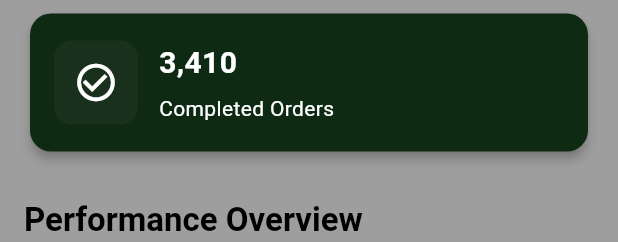
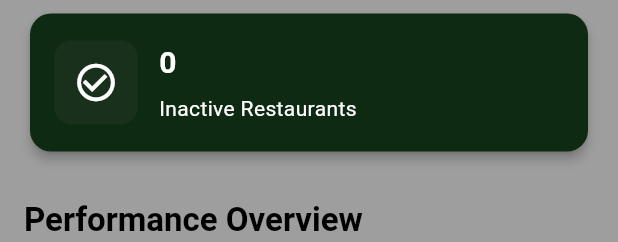
Before and after one commit to DenisIrungu/Food-Fleet, a Flutter app: the DashboardOverview widget shown alone on an empty page, opened directly, scrolled down 411 dp, on a phone screen of 412 x 824 dp. Shown: the top 242 px of the screen. Run offline on Flutter 3.47's test engine with Material 3 defaults, Android fonts, the phone set to English and light mode, and no system bars; our stand-ins replace cloud_firestore, firebase_auth, firebase_core, firebase_storage, fluttertoast, image_picker; accounts and stored records are empty; network calls fail.

Commit message:
Realtime implentation

```diff
--- a/lib/screens/dashboards/super_admin/dashboard_overview.dart
+++ b/lib/screens/dashboards/super_admin/dashboard_overview.dart
@@ -1,6 +1,9 @@
 // lib/screens/super_admin/dashboard_overview.dart
 import 'dart:math';
+import 'package:cloud_firestore/cloud_firestore.dart';
 import 'package:flutter/material.dart';
+import 'package:foodfleet/models/user_model.dart';
+import '/services/database_service.dart'; // Adjust path if needed
 
 class DashboardOverview extends StatelessWidget {
   const DashboardOverview({super.key});
@@ -15,14 +18,6 @@ class DashboardOverview extends StatelessWidget {
     if (size.width > 1200) {
       crossAxisCount = 4;
     } else if (size.width > 900) crossAxisCount = 3;
-
-    // Static summary data (placeholder values)
-    final List<_SummaryItem> items = [
-      _SummaryItem('Total Restaurants', '24', Icons.restaurant),
-      _SummaryItem('Total Customers', '1,420', Icons.people),
-      _SummaryItem('Active Orders', '58', Icons.delivery_dining),
-      _SummaryItem('Completed Orders', '3,410', Icons.check_circle_outline),
-    ];
 
     return SingleChildScrollView(
       padding: const EdgeInsets.all(16),
@@ -50,22 +45,61 @@ class DashboardOverview extends StatelessWidget {
           ),
           const SizedBox(height: 20),
 
-          // Summary cards grid
-          LayoutBuilder(builder: (context, constraints) {
-            // Use GridView.builder inside a fixed-height container would be messy in scroll view;
-            // Use Wrap to get responsive wrapping behaviour
-            final double itemWidth = (constraints.maxWidth - (16 * (crossAxisCount - 1))) / crossAxisCount;
+          // Summary cards grid with real-time Total Restaurants
+          StreamBuilder<QuerySnapshot>(
+            stream: FirebaseFirestore.instance
+                .collection('restaurants')
+                .snapshots(),
+            builder: (context, snapshot) {
+              String totalRestaurants = '0';
+              String activeRestaurants = '0';
+              String inactiveRestaurants = '0';
+
+              if (snapshot.hasData) {
+                final docs = snapshot.data!.docs;
+
+                totalRestaurants = docs.length.toString();
+
+                final activeCount =
+                    docs.where((doc) => doc['status'] == 'active').length;
+
+                final inactiveCount =
+                    docs.where((doc) => doc['status'] == 'inactive').length;
+
+                activeRestaurants = activeCount.toString();
+                inactiveRestaurants = inactiveCount.toString();
+              }
+
+              // Static summary data except for Total Restaurants
+              final List<_SummaryItem> items = [
+                _SummaryItem(
+                    'Total Restaurants', totalRestaurants, Icons.restaurant),
+                _SummaryItem('Total Customers', '1,420', Icons.people),
+                _SummaryItem('Active Restaurants', activeRestaurants,
+                    Icons.delivery_dining),
+                _SummaryItem('Inactive Restaurants', inactiveRestaurants,
+                    Icons.check_circle_outline),
+              ];
+
+              return LayoutBuilder(builder: (context, constraints) {
+                final double itemWidth =
+                    (constraints.maxWidth - (16 * (crossAxisCount - 1))) /
+                        crossAxisCount;
                 return Wrap(
                   spacing: 16,
                   runSpacing: 16,
                   children: items
                       .map((it) => SizedBox(
-                        width: itemWidth < 260 ? constraints.maxWidth : itemWidth,
+                            width: itemWidth < 260
+                                ? constraints.maxWidth
+                                : itemWidth,
                             child: _SummaryCard(item: it),
                           ))
                       .toList(),
                 );
-          }),
+              });
+            },
+          ),
 
           const SizedBox(height: 28),
 
@@ -83,14 +117,19 @@ class DashboardOverview extends StatelessWidget {
           LayoutBuilder(
             builder: (context, constraints) {
               final bool sideBySide = constraints.maxWidth >= 800;
-              final double chartWidth = sideBySide ? (constraints.maxWidth - 16) / 2 : constraints.maxWidth;
+              final double chartWidth = sideBySide
+                  ? (constraints.maxWidth - 16) / 2
+                  : constraints.maxWidth;
               return sideBySide
                   ? Row(
                       crossAxisAlignment: CrossAxisAlignment.start,
                       children: [
-                        SizedBox(width: chartWidth, child: _RestaurantActivityCard()),
+                        SizedBox(
+                            width: chartWidth,
+                            child: _RestaurantActivityCard()),
                         const SizedBox(width: 16),
-                        SizedBox(width: chartWidth, child: _WeeklyCustomersCard()),
+                        SizedBox(
+                            width: chartWidth, child: _WeeklyCustomersCard()),
                       ],
                     )
                   : Column(
@@ -176,20 +215,29 @@ class _SummaryCard extends StatelessWidget {
 /// -------------------- Restaurant Activity Card (Bar Chart) --------------------
 class _RestaurantActivityCard extends StatefulWidget {
   @override
-  State<_RestaurantActivityCard> createState() => _RestaurantActivityCardState();
+  State<_RestaurantActivityCard> createState() =>
+      _RestaurantActivityCardState();
 }
 
-class _RestaurantActivityCardState extends State<_RestaurantActivityCard> with SingleTickerProviderStateMixin {
+class _RestaurantActivityCardState extends State<_RestaurantActivityCard>
+    with SingleTickerProviderStateMixin {
   late AnimationController _controller;
   // Mock data: active vs inactive counts per category (here only one group for simplicity)
-  final List<double> activeData = [8, 10, 9, 12, 11]; // sample active restaurants per day
+  final List<double> activeData = [
+    8,
+    10,
+    9,
+    12,
+    11
+  ]; // sample active restaurants per day
   final List<double> inactiveData = [2, 1, 3, 1, 2]; // sample inactive per day
   final List<String> labels = ['Mon', 'Tue', 'Wed', 'Thu', 'Fri'];
 
   @override
   void initState() {
     super.initState();
-    _controller = AnimationController(vsync: this, duration: const Duration(milliseconds: 900));
+    _controller = AnimationController(
+        vsync: this, duration: const Duration(milliseconds: 900));
     // trigger animation on build
     _controller.forward();
   }
@@ -227,10 +275,13 @@ class _RestaurantActivityCardState extends State<_RestaurantActivityCard> with S
           children: [
             Text('Restaurant Activity Summary',
                 style: TextStyle(
-                    fontSize: 16, fontWeight: FontWeight.w600, color: colors.tertiary)),
+                    fontSize: 16,
+                    fontWeight: FontWeight.w600,
+                    color: colors.tertiary)),
             const SizedBox(height: 8),
             Text('Active vs Inactive (last 5 working days)',
-                style: TextStyle(fontSize: 12, color: colors.onSecondary.withOpacity(0.85))),
+                style: TextStyle(
+                    fontSize: 12, color: colors.onSecondary.withOpacity(0.85))),
             const SizedBox(height: 12),
             SizedBox(
               height: 180,
@@ -268,7 +319,8 @@ class _RestaurantActivityCardState extends State<_RestaurantActivityCard> with S
                             ),
                             const SizedBox(height: 8),
                             Text(labels[i],
-                                style: TextStyle(fontSize: 12, color: colors.tertiary)),
+                                style: TextStyle(
+                                    fontSize: 12, color: colors.tertiary)),
                           ],
                         ),
                       );
@@ -294,9 +346,16 @@ class _RestaurantActivityCardState extends State<_RestaurantActivityCard> with S
   Widget _legendDot(Color color, String label) {
     return Row(
       children: [
-        Container(width: 12, height: 12, decoration: BoxDecoration(color: color, borderRadius: BorderRadius.circular(6))),
+        Container(
+            width: 12,
+            height: 12,
+            decoration: BoxDecoration(
+                color: color, borderRadius: BorderRadius.circular(6))),
         const SizedBox(width: 6),
-        Text(label, style: TextStyle(fontSize: 12, color: Theme.of(context).colorScheme.onSecondary)),
+        Text(label,
+            style: TextStyle(
+                fontSize: 12,
+                color: Theme.of(context).colorScheme.onSecondary)),
       ],
     );
   }
@@ -308,7 +367,8 @@ class _WeeklyCustomersCard extends StatefulWidget {
   State<_WeeklyCustomersCard> createState() => _WeeklyCustomersCardState();
 }
 
-class _WeeklyCustomersCardState extends State<_WeeklyCustomersCard> with SingleTickerProviderStateMixin {
+class _WeeklyCustomersCardState extends State<_WeeklyCustomersCard>
+    with SingleTickerProviderStateMixin {
   late AnimationController _controller;
   // Mock weekly customer data (7 days)
   final List<double> data = [12, 18, 20, 27, 22, 30, 35];
@@ -317,7 +377,8 @@ class _WeeklyCustomersCardState extends State<_WeeklyCustomersCard> with SingleT
   @override
   void initState() {
     super.initState();
-    _controller = AnimationController(vsync: this, duration: const Duration(milliseconds: 900));
+    _controller = AnimationController(
+        vsync: this, duration: const Duration(milliseconds: 900));
     _controller.forward();
   }
 
@@ -344,10 +405,14 @@ class _WeeklyCustomersCardState extends State<_WeeklyCustomersCard> with SingleT
           crossAxisAlignment: CrossAxisAlignment.start,
           children: [
             Text('Weekly New Customers',
-                style: TextStyle(fontSize: 16, fontWeight: FontWeight.w600, color: colors.tertiary)),
+                style: TextStyle(
+                    fontSize: 16,
+                    fontWeight: FontWeight.w600,
+                    color: colors.tertiary)),
             const SizedBox(height: 8),
             Text('Customer growth rate over the last 7 days',
-                style: TextStyle(fontSize: 12, color: colors.onSecondary.withOpacity(0.85))),
+                style: TextStyle(
+                    fontSize: 12, color: colors.onSecondary.withOpacity(0.85))),
             const SizedBox(height: 12),
             SizedBox(
               height: 220,
@@ -356,7 +421,8 @@ class _WeeklyCustomersCardState extends State<_WeeklyCustomersCard> with SingleT
                 builder: (context, child) {
                   return CustomPaint(
                     painter: _LineChartPainter(
-                      animationPercent: Curves.easeOut.transform(_controller.value),
+                      animationPercent:
+                          Curves.easeOut.transform(_controller.value),
                       data: data,
                       labels: labels,
                       lineColor: colors.tertiary,
@@ -397,9 +463,17 @@ class _LineChartPainter extends CustomPainter {
 
   @override
   void paint(Canvas canvas, Size size) {
-    final paintAxis = Paint()..color = axisColor..strokeWidth = 1;
-    final paintLine = Paint()..color = lineColor..strokeWidth = 2..style = PaintingStyle.stroke..strokeCap = StrokeCap.round;
-    final paintFill = Paint()..color = fillColor..style = PaintingStyle.fill;
+    final paintAxis = Paint()
+      ..color = axisColor
+      ..strokeWidth = 1;
+    final paintLine = Paint()
+      ..color = lineColor
+      ..strokeWidth = 2
+      ..style = PaintingStyle.stroke
+      ..strokeCap = StrokeCap.round;
+    final paintFill = Paint()
+      ..color = fillColor
+      ..style = PaintingStyle.fill;
 
     final double leftPadding = 30;
     final double bottomPadding = 30;
@@ -410,7 +484,8 @@ class _LineChartPainter extends CustomPainter {
     final int gridLines = 4;
     for (int i = 0; i <= gridLines; i++) {
       final dy = 12 + (h / gridLines) * i;
-      canvas.drawLine(Offset(leftPadding, dy), Offset(leftPadding + w, dy), paintAxis);
+      canvas.drawLine(
+          Offset(leftPadding, dy), Offset(leftPadding + w, dy), paintAxis);
     }
 
     // Map data to points
@@ -460,7 +535,8 @@ class _LineChartPainter extends CustomPainter {
     // Draw labels on X axis
     final textPainter = TextPainter(textDirection: TextDirection.ltr);
     for (int i = 0; i < labels.length; i++) {
-      final tp = TextSpan(text: labels[i], style: TextStyle(color: axisColor, fontSize: 10));
+      final tp = TextSpan(
+          text: labels[i], style: TextStyle(color: axisColor, fontSize: 10));
       textPainter.text = tp;
       textPainter.layout();
       final dx = leftPadding + (stepX * i) - textPainter.width / 2;
@@ -471,6 +547,7 @@ class _LineChartPainter extends CustomPainter {
 
   @override
   bool shouldRepaint(covariant _LineChartPainter oldDelegate) {
-    return oldDelegate.animationPercent != animationPercent || oldDelegate.data != data;
+    return oldDelegate.animationPercent != animationPercent ||
+        oldDelegate.data != data;
   }
 }
```
Lines whose indentation alone changed are shown as unchanged.
